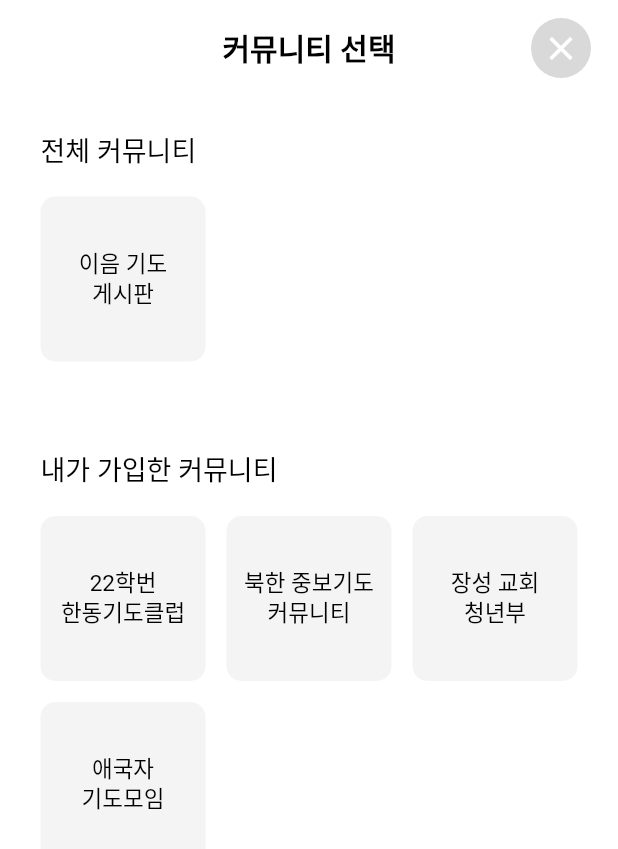
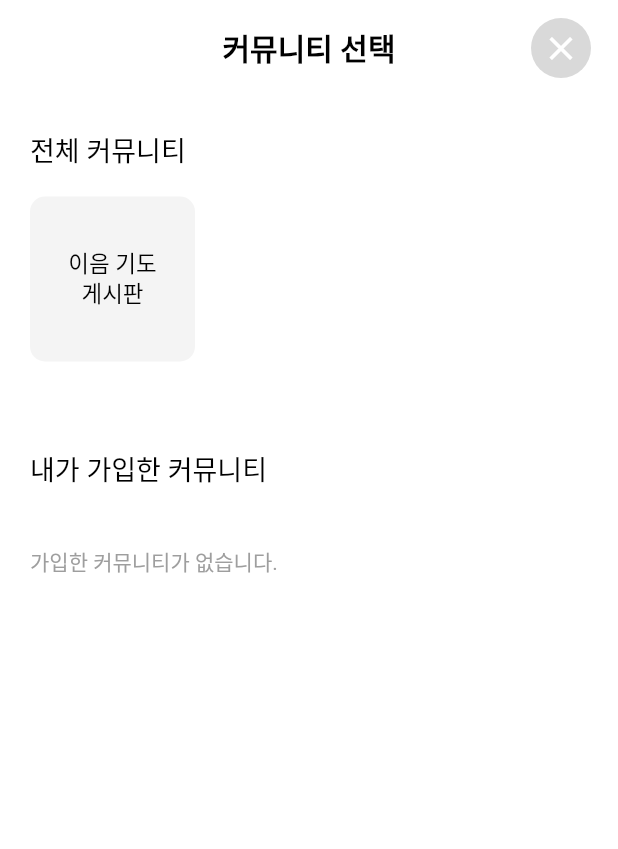
Before and after one commit to mimikeye/ieum_project, a Flutter app: the CommunitySelectionSheet widget shown alone on an empty page, opened directly, on a phone screen of 412 x 824 dp. Shown: the top 849 px of the screen. Run offline on Flutter 3.47's test engine with Material 3 defaults, Android fonts, the phone set to English and light mode, and no system bars; our stand-ins replace audioplayers, cloud_firestore, firebase_auth, firebase_core, firebase_storage, google_sign_in and 1 more; accounts and stored records are empty; Roboto replaces fonts that are missing (Pretendard); project files that could hold a hidden picture were left out.

Commit message:
share ing

```diff
--- a/lib/community_selection.dart
+++ b/lib/community_selection.dart
@@ -1,4 +1,5 @@
 import 'package:flutter/material.dart';
+import 'package:ieum_project/community_service.dart';
 
 Future<Map<String, dynamic>?> showCommunitySelection({
   required BuildContext context,
@@ -29,27 +30,43 @@ class _CommunitySelectionSheetState
 
   bool _isPublicSelected = false;
 
-  final List<Map<String, String>> _joinedCommunities = [
-    {
-      'id': 'community1',
-      'name': '22학번 한동기도클럽',
-    },
-    {
-      'id': 'community2',
-      'name': '북한 중보기도 커뮤니티',
-    },
-    {
-      'id': 'community3',
-      'name': '장성 교회 청년부',
-    },
-    {
-      'id': 'community4',
-      'name': '애국자 기도모임',
-    },
-  ];
+  List<Map<String, dynamic>> _joinedCommunities = [];
+
+  bool _isLoadingCommunities = true;
 
   final String _publicCommunity = '이음 기도 게시판';
 
+  @override
+  void initState() {
+    super.initState();
+    _loadJoinedCommunities();
+  }
+
+  Future<void> _loadJoinedCommunities() async {
+    try {
+      final communities =
+          await CommunityService.getMyJoinedCommunities();
+
+      if (!mounted) return;
+
+      setState(() {
+        _joinedCommunities = communities;
+        _isLoadingCommunities = false;
+      });
+    } catch (e) {
+      if (!mounted) return;
+
+      setState(() {
+        _isLoadingCommunities = false;
+      });
+
+      ScaffoldMessenger.of(context).showSnackBar(
+        const SnackBar(
+          content: Text('가입한 커뮤니티를 불러오지 못했습니다.'),
+        ),
+      );
+    }
+  }
 
   void _toggleCommunity(String communityId) {
     setState(() {
@@ -173,11 +190,13 @@ class _CommunitySelectionSheetState
             Expanded(
               child: SingleChildScrollView(
                 padding: const EdgeInsets.fromLTRB(
-                  22,
+                  20,
                   22,
                   22,
                   40,
                 ),
+                child: SizedBox(
+                  width: double.infinity,
                   child: Column(
                     crossAxisAlignment: CrossAxisAlignment.start,
                     children: [
@@ -225,12 +244,37 @@ class _CommunitySelectionSheetState
 
                       const SizedBox(height: 18),
 
+                      if (_isLoadingCommunities)
+                        const Center(
+                          child: Padding(
+                            padding: EdgeInsets.symmetric(vertical: 30),
+                            child: CircularProgressIndicator(),
+                          ),
+                        )
+                      else if (_joinedCommunities.isEmpty)
+                        const Padding(
+                          padding: EdgeInsets.symmetric(vertical: 20),
+                          child: Text(
+                            '가입한 커뮤니티가 없습니다.',
+                            style: TextStyle(
+                              fontSize: 14,
+                              color: Colors.grey,
+                              fontFamily: 'Pretendard',
+                            ),
+                          ),
+                        )
+                      else
                         Wrap(
+                          alignment: WrapAlignment.start,
+                          runAlignment: WrapAlignment.start,
                           spacing: 14,
                           runSpacing: 14,
                           children: _joinedCommunities.map((community) {
-                        final communityId = community['id']!;
-                        final communityName = community['name']!;
+                            final communityId =
+                                community['communityId'] as String;
+
+                            final communityName =
+                                community['communityName'] as String? ?? '';
 
                             return SizedBox(
                               width: 110,
@@ -249,6 +293,7 @@ class _CommunitySelectionSheetState
                           }).toList(),
                         ),
                     ],
+                  ),
                 ),
               ),
             ),
--- a/lib/community_service.dart
+++ b/lib/community_service.dart
@@ -394,6 +394,29 @@ class CommunityService {
     }).toList();
   }
 
+  static Future<List<Map<String, dynamic>>>
+      getMyJoinedCommunities() async {
+    final uid = UserService.currentUid;
+
+    if (uid == null) {
+      throw Exception('로그인한 사용자를 찾을 수 없습니다.');
+    }
+
+    final snapshot = await _firestore
+        .collection('users')
+        .doc(uid)
+        .collection('joinedCommunities')
+        .orderBy('joinedAt', descending: true)
+        .get();
+
+    return snapshot.docs.map((doc) {
+      return {
+        'communityId': doc.id,
+        ...doc.data(),
+      };
+    }).toList();
+  }
+
     /// ============================================================
   /// 현재 사용자가 해당 커뮤니티에 가입했는지 확인
   /// ============================================================
```
Lines whose indentation alone changed are shown as unchanged.
